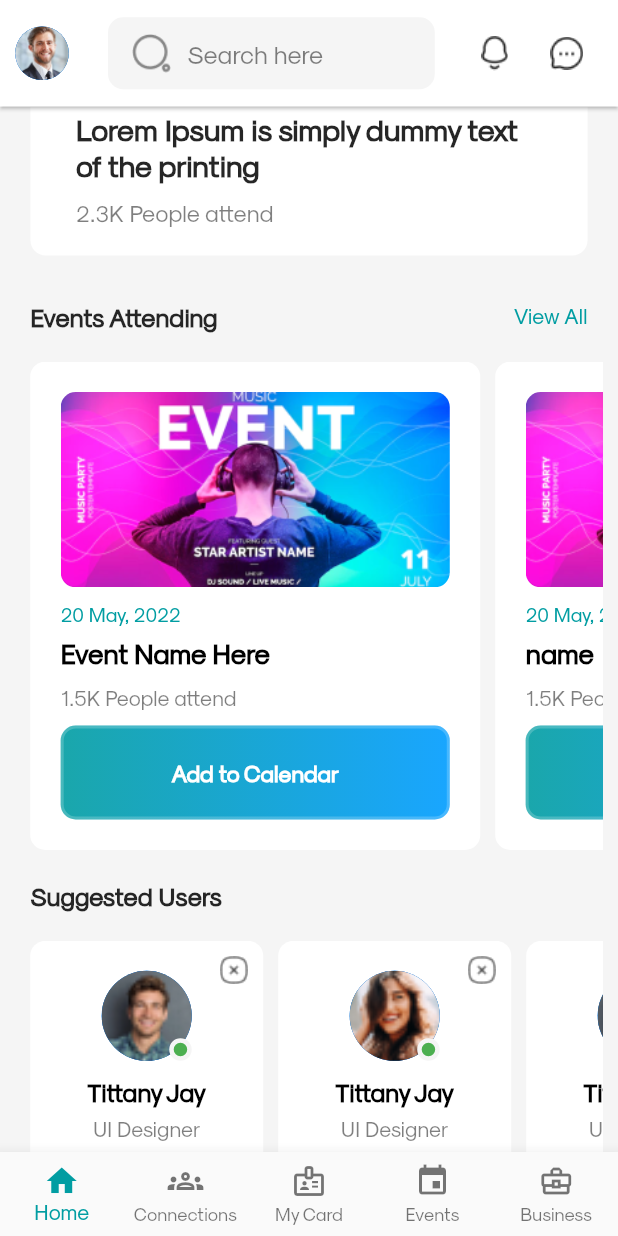
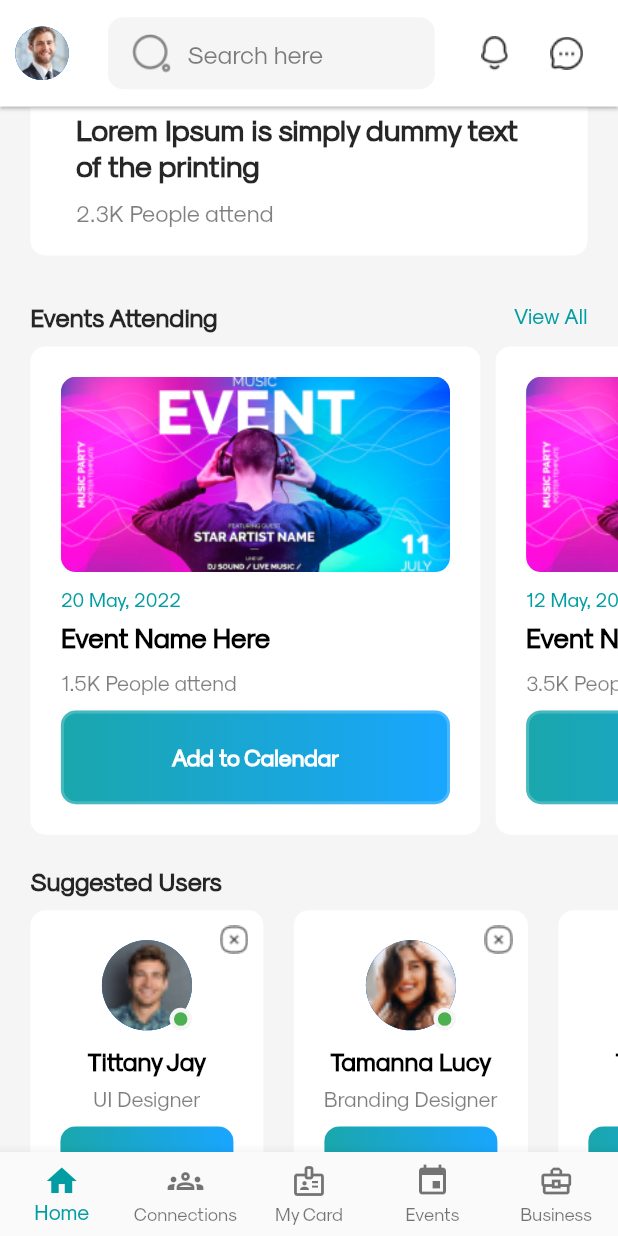
Before and after one commit to Freelancermizan97/circle_app_project, a Flutter app: the screen it shows after launch, scrolled down 576 dp, on a phone screen of 412 x 824 dp. Run offline on Flutter 3.47's test engine with Material 2 defaults, Android fonts, the light colour scheme and no system bars; our stand-ins replace flutter_screenutil, google_fonts; missing offline and left inert: dart:js.

Commit message:
home screen done

```diff
--- /dev/null
+++ b/lib/models/event_data.dart
@@ -0,0 +1,40 @@
+class Event {
+  final String image;
+  final String date;
+  final String name;
+  final String people;
+
+  Event({
+    this.image = '',
+    this.date = '',
+    this.name = '',
+    this.people = '',
+  });
+}
+
+List eventData = [
+  Event(
+    image: "assets/images/image2.png",
+    date: "20 May, 2022",
+    name: "Event Name Here",
+    people: "1.5K People attend",
+  ),
+  Event(
+    image: "assets/images/image2.png",
+    date: "12 May, 2022",
+    name: "Event Name Here",
+    people: "3.5K People attend",
+  ),
+  Event(
+    image: "assets/images/image2.png",
+    date: "11 May, 2022",
+    name: "Event Name Here",
+    people: "2.5K People attend",
+  ),
+  Event(
+    image: "assets/images/image2.png",
+    date: "30 May, 2022",
+    name: "Event Name Here",
+    people: "4.5K People attend",
+  ),
+];
--- /dev/null
+++ b/lib/models/suggested_user_data.dart
@@ -0,0 +1,34 @@
+class SuggestedUser {
+  final String name;
+  final String title;
+  final String image;
+
+  SuggestedUser({
+    this.name = '',
+    this.title = '',
+    this.image = '',
+  });
+}
+
+List suggestedUserData = [
+  SuggestedUser(
+    image: "assets/images/profile_img1.png",
+    name: "Tittany Jay",
+    title: "UI Designer",
+  ),
+  SuggestedUser(
+    image: "assets/images/profile_img2.png",
+    name: "Tamanna Lucy",
+    title: "Branding Designer",
+  ),
+  SuggestedUser(
+    image: "assets/images/profile_img1.png",
+    name: "Tittany Jay",
+    title: "UI Designer",
+  ),
+  SuggestedUser(
+    image: "assets/images/profile_img2.png",
+    name: "Tamanna Lucy",
+    title: "Branding Designer",
+  ),
+];
--- a/lib/screens/home_screen/body.dart
+++ b/lib/screens/home_screen/body.dart
@@ -1,10 +1,10 @@
 import 'package:circle_app_project/constants.dart';
 import 'package:circle_app_project/main.dart';
 import 'package:circle_app_project/screens/home_screen/components/company_post_card.dart';
-import 'package:circle_app_project/screens/home_screen/topics/event.dart';
+import 'package:circle_app_project/screens/home_screen/topics/events.dart';
 import 'package:circle_app_project/screens/home_screen/topics/story.dart';
 import 'package:circle_app_project/screens/home_screen/components/suggested_user_card.dart';
-import 'package:circle_app_project/screens/home_screen/components/suggested_users.dart';
+import 'package:circle_app_project/screens/home_screen/topics/suggested_users.dart';
 import 'package:circle_app_project/screens/home_screen/topics/opportunities_topics.dart';
 import 'package:circle_app_project/screens/home_screen/topics/trending_topics.dart';
 import 'package:circle_app_project/widgets/custom_button.dart';
@@ -152,49 +152,17 @@ class Body extends StatelessWidget {
         SizedBox(height: kDefaultPadding),
 
         //Event
-        Padding(
-          padding: EdgeInsets.symmetric(horizontal: kDefaultPadding),
-          child: Row(
-            children: [
-              Text(
-                "Events Attending",
-                style: kTitleTextstyle.copyWith(
-                    fontWeight: FontWeight.w700,
-                    color: kHeaderColor.withOpacity(0.85)),
-              ),
-              Spacer(),
-              Text(
-                "View All",
-                style: kTitleTextstyle.copyWith(
-                  fontSize: 14,
-                  fontWeight: FontWeight.w400,
-                  color: kSecounderyColor,
-                ),
-              ),
-            ],
-          ),
-        ),
+        Events(),
 
-        Event(),
+        SizedBox(height: kDefaultPadding),
 
-        //Suggested Users
-        Padding(
-          padding: EdgeInsets.symmetric(horizontal: kDefaultPadding),
-          child: Text(
-            "Suggested Users",
-            style: kTitleTextstyle.copyWith(
-                fontWeight: FontWeight.w700,
-                color: kHeaderColor.withOpacity(0.85)),
-          ),
-        ),
+        //SuggestedUsers
         SuggestedUsers(),
 
         SizedBox(height: kDefaultPadding / 2),
 
         //Opportunities
         Opportunities(),
-
-        //SizedBox(height: kDefaultPadding),
 
         SizedBox(height: kDefaultPadding),
 
--- a/lib/screens/home_screen/components/event_card.dart
+++ b/lib/screens/home_screen/components/event_card.dart
@@ -1,26 +1,21 @@
 import 'package:circle_app_project/constants.dart';
 import 'package:circle_app_project/widgets/custom_button.dart';
 import 'package:flutter/material.dart';
+import '../../../models/event_data.dart';
 
 class EventCard extends StatelessWidget {
   const EventCard({
     Key? key,
-    required this.image,
-    required this.date,
-    required this.name,
-    required this.people,
+    required this.event,
   }) : super(key: key);
 
-  final String image;
-  final String date;
-  final String name;
-  final String people;
+  final Event event;
 
   @override
   Widget build(BuildContext context) {
     return Container(
       width: 300,
-      margin: EdgeInsets.only(left: 10),
+      //margin: EdgeInsets.only(left: 10),
       padding: EdgeInsets.symmetric(
           horizontal: kDefaultPadding, vertical: kDefaultPadding),
       decoration: BoxDecoration(
@@ -32,17 +27,17 @@ class EventCard extends StatelessWidget {
         children: [
           ClipRRect(
             borderRadius: BorderRadius.circular(10),
-            child: Image.asset(image),
+            child: Image.asset(event.image),
           ),
           SizedBox(height: kDefaultPadding / 2),
           Text(
-            date,
+            event.date,
             style:
                 kTitleTextstyle.copyWith(color: kSecounderyColor, fontSize: 13),
           ),
           SizedBox(height: kDefaultPadding / 3),
           Text(
-            name,
+            event.name,
             style: kTitleTextstyle.copyWith(
               fontSize: 18,
               fontWeight: FontWeight.w700,
@@ -50,7 +45,7 @@ class EventCard extends StatelessWidget {
           ),
           SizedBox(height: kDefaultPadding / 2),
           Text(
-            people,
+            event.people,
             style: kTitleTextstyle.copyWith(
                 fontSize: 14,
                 fontWeight: FontWeight.w400,
--- a/lib/screens/home_screen/components/story_card.dart
+++ b/lib/screens/home_screen/components/story_card.dart
@@ -15,7 +15,6 @@ class StoryCard extends StatelessWidget {
   @override
   Widget build(BuildContext context) {
     return Container(
-      margin: EdgeInsets.only(left: 10),
       padding: EdgeInsets.all(10),
       decoration: BoxDecoration(
         borderRadius: BorderRadius.circular(10.r),
--- a/lib/screens/home_screen/components/suggested_user_card.dart
+++ b/lib/screens/home_screen/components/suggested_user_card.dart
@@ -1,24 +1,21 @@
 import 'package:circle_app_project/constants.dart';
+import 'package:circle_app_project/models/suggested_user_data.dart';
 import 'package:flutter/material.dart';
 
 class SuggestedUserCard extends StatelessWidget {
   const SuggestedUserCard({
     Key? key,
-    required this.name,
-    required this.title,
-    required this.image,
+    required this.suggestedUser,
   }) : super(key: key);
 
-  final String name;
-  final String title;
-  final String image;
+  final SuggestedUser suggestedUser;
 
   @override
   Widget build(BuildContext context) {
     return Stack(
       children: [
         Container(
-          margin: EdgeInsets.only(left: 10),
+          //margin: EdgeInsets.only(left: 10),
           padding: EdgeInsets.all(20),
           decoration: BoxDecoration(
             borderRadius: BorderRadius.circular(10),
@@ -32,7 +29,7 @@ class SuggestedUserCard extends StatelessWidget {
                     radius: 30,
                     child: CircleAvatar(
                       radius: 30,
-                      backgroundImage: AssetImage(image),
+                      backgroundImage: AssetImage(suggestedUser.image),
                     ),
                   ),
                   Positioned(
@@ -55,13 +52,13 @@ class SuggestedUserCard extends StatelessWidget {
               ),
               SizedBox(height: kDefaultPadding / 2),
               Text(
-                name,
+                suggestedUser.name,
                 style: kTitleTextstyle.copyWith(fontWeight: FontWeight.w700),
                 textAlign: TextAlign.center,
               ),
               SizedBox(height: kDefaultPadding / 3),
               Text(
-                title,
+                suggestedUser.title,
                 style: Theme.of(context)
                     .textTheme
                     .bodyText1!
--- a/lib/screens/home_screen/components/suggested_users.dart
+++ /dev/null
@@ -1,44 +0,0 @@
-import 'package:circle_app_project/constants.dart';
-import 'package:circle_app_project/screens/home_screen/components/suggested_user_card.dart';
-import 'package:flutter/material.dart';
-
-class SuggestedUsers extends StatelessWidget {
-  const SuggestedUsers({
-    Key? key,
-  }) : super(key: key);
-
-  @override
-  Widget build(BuildContext context) {
-    return Padding(
-      padding: EdgeInsets.symmetric(
-        horizontal: kDefaultPadding / 2,
-        vertical: kDefaultPadding,
-      ),
-      child: SingleChildScrollView(
-        scrollDirection: Axis.horizontal,
-        child: Row(children: [
-          SuggestedUserCard(
-            image: "assets/images/profile_img1.png",
-            name: "Tittany Jay",
-            title: "UI Designer",
-          ),
-          SuggestedUserCard(
-            image: "assets/images/profile_img2.png",
-            name: "Tittany Jay",
-            title: "UI Designer",
-          ),
-          SuggestedUserCard(
-            image: "assets/images/profile_img1.png",
-            name: "Tittany Jay",
-            title: "UI Designer",
-          ),
-          SuggestedUserCard(
-            image: "assets/images/profile_img2.png",
-            name: "Tittany Jay",
-            title: "UI Designer",
-          ),
-        ]),
-      ),
-    );
-  }
-}
--- a/lib/screens/home_screen/topics/event.dart
+++ /dev/null
@@ -1,42 +0,0 @@
-import 'package:circle_app_project/constants.dart';
-import 'package:circle_app_project/screens/home_screen/components/event_card.dart';
-import 'package:flutter/material.dart';
-
-class Event extends StatelessWidget {
-  const Event({
-    Key? key,
-  }) : super(key: key);
-
-  @override
-  Widget build(BuildContext context) {
-    return Padding(
-      padding: EdgeInsets.symmetric(
-        horizontal: kDefaultPadding / 2,
-        vertical: kDefaultPadding,
-      ),
-      child: SingleChildScrollView(
-        scrollDirection: Axis.horizontal,
-        child: Row(children: [
-          EventCard(
-            image: "assets/images/image2.png",
-            date: "20 May, 2022",
-            name: "Event Name Here",
-            people: "1.5K People attend",
-          ),
-          EventCard(
-            image: "assets/images/image2.png",
-            date: "20 May, 2022",
-            name: "name",
-            people: "1.5K People attend",
-          ),
-          EventCard(
-            image: "assets/images/image2.png",
-            date: "20 May, 2022",
-            name: "name",
-            people: "1.5K People attend",
-          ),
-        ]),
-      ),
-    );
-  }
-}
--- /dev/null
+++ b/lib/screens/home_screen/topics/events.dart
@@ -0,0 +1,57 @@
+import 'package:circle_app_project/constants.dart';
+import 'package:circle_app_project/models/event_data.dart';
+import 'package:circle_app_project/screens/home_screen/components/event_card.dart';
+import 'package:flutter/material.dart';
+
+class Events extends StatelessWidget {
+  const Events({
+    Key? key,
+  }) : super(key: key);
+
+  @override
+  Widget build(BuildContext context) {
+    return Padding(
+      padding: EdgeInsets.only(
+        left: kDefaultPadding,
+      ),
+      child: Column(
+        children: [
+          Row(
+            children: [
+              Text(
+                "Events Attending",
+                style: kTitleTextstyle.copyWith(
+                    fontWeight: FontWeight.w700,
+                    color: kHeaderColor.withOpacity(0.85)),
+              ),
+              Spacer(),
+              Text(
+                "View All",
+                style: kTitleTextstyle.copyWith(
+                  fontSize: 14,
+                  fontWeight: FontWeight.w400,
+                  color: kSecounderyColor,
+                ),
+              ),
+              SizedBox(width: kDefaultPadding)
+            ],
+          ),
+          SizedBox(height: kDefaultPadding / 2),
+          SingleChildScrollView(
+            scrollDirection: Axis.horizontal,
+            child: Row(
+                children: List.generate(
+              eventData.length,
+              (index) => Padding(
+                padding: EdgeInsets.only(right: kDefaultPadding / 2),
+                child: EventCard(
+                  event: eventData[index],
+                ),
+              ),
+            )),
+          ),
+        ],
+      ),
+    );
+  }
+}
--- a/lib/screens/home_screen/topics/story.dart
+++ b/lib/screens/home_screen/topics/story.dart
@@ -12,7 +12,7 @@ class Story extends StatelessWidget {
   Widget build(BuildContext context) {
     return Padding(
       padding: EdgeInsets.symmetric(
-        horizontal: kDefaultPadding / 2,
+        horizontal: kDefaultPadding / 3,
         vertical: kDefaultPadding,
       ),
       child: SingleChildScrollView(
@@ -21,7 +21,7 @@ class Story extends StatelessWidget {
           children: List.generate(
             stroyData.length,
             (index) => Padding(
-              padding: EdgeInsets.only(right: kDefaultPadding / 3),
+              padding: EdgeInsets.only(left: kDefaultPadding / 2),
               child: StoryCard(
                 stroy: stroyData[index],
               ),
--- /dev/null
+++ b/lib/screens/home_screen/topics/suggested_users.dart
@@ -0,0 +1,44 @@
+import 'package:circle_app_project/constants.dart';
+import 'package:circle_app_project/models/suggested_user_data.dart';
+import 'package:circle_app_project/screens/home_screen/components/suggested_user_card.dart';
+import 'package:flutter/foundation.dart';
+import 'package:flutter/material.dart';
+
+class SuggestedUsers extends StatelessWidget {
+  const SuggestedUsers({
+    Key? key,
+  }) : super(key: key);
+
+  @override
+  Widget build(BuildContext context) {
+    return Column(
+      crossAxisAlignment: CrossAxisAlignment.start,
+      children: [
+        Padding(
+          padding: EdgeInsets.only(
+            left: kDefaultPadding,
+          ),
+          child: Text(
+            "Suggested Users",
+            style: kTitleTextstyle.copyWith(
+                fontWeight: FontWeight.w700,
+                color: kHeaderColor.withOpacity(0.85)),
+          ),
+        ),
+        SizedBox(height: kDefaultPadding / 2),
+        SingleChildScrollView(
+          scrollDirection: Axis.horizontal,
+          child: Row(
+              children: List.generate(
+                  suggestedUserData.length,
+                  (index) => Padding(
+                        padding: EdgeInsets.only(left: kDefaultPadding),
+                        child: SuggestedUserCard(
+                          suggestedUser: suggestedUserData[index],
+                        ),
+                      ))),
+        ),
+      ],
+    );
+  }
+}
```
